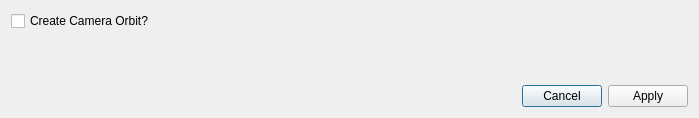
This is tomviz/AnimationHelperDialog.ui in OpenChemistry/tomviz as Qt 5 draws it before an edit. The edited form follows.
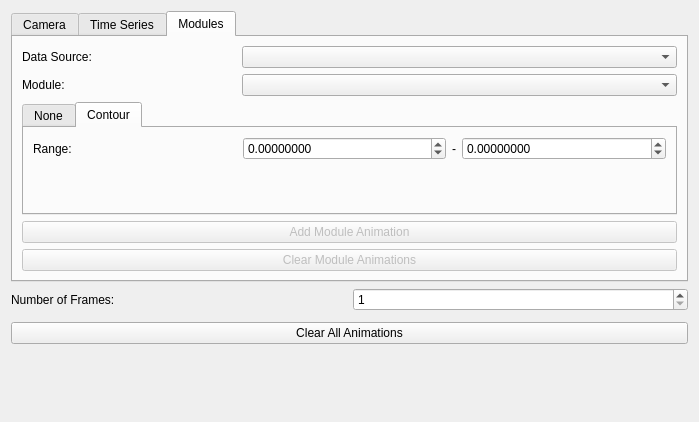
This is the edited form. The open tabs and pages were chosen to show the change.

Commit message: Add time series and modules to animation helper

Diff of the .ui file:
```diff
--- a/tomviz/AnimationHelperDialog.ui
+++ b/tomviz/AnimationHelperDialog.ui
@@ -7,24 +7,291 @@
     <x>0</x>
     <y>0</y>
     <width>699</width>
-    <height>118</height>
+    <height>422</height>
    </rect>
   </property>
   <property name="windowTitle">
    <string>Animation Helper</string>
   </property>
-  <layout class="QVBoxLayout" name="verticalLayout">
-   <item>
-    <widget class="QCheckBox" name="createCameraOrbit">
-     <property name="toolTip">
-      <string>&lt;html&gt;&lt;head/&gt;&lt;body&gt;&lt;p&gt;Create a camera orbit animation using the current camera settings.&lt;br/&gt;&lt;/p&gt;&lt;p&gt;The orbit will start at the current camera position and move to the right around the camera focal point.&lt;br/&gt;&lt;/p&gt;&lt;p&gt;Note that if any other camera animations exist for this render view, they will be removed.&lt;/p&gt;&lt;/body&gt;&lt;/html&gt;</string>
+  <layout class="QGridLayout" name="gridLayout_3">
+   <item row="2" column="0">
+    <widget class="QLabel" name="numberOfFramesLabel">
+     <property name="text">
+      <string>Number of Frames:</string>
      </property>
+     <property name="buddy">
+      <cstring>numberOfFrames</cstring>
+     </property>
+    </widget>
+   </item>
+   <item row="2" column="1">
+    <widget class="QSpinBox" name="numberOfFrames">
+     <property name="keyboardTracking">
+      <bool>false</bool>
+     </property>
+     <property name="minimum">
+      <number>1</number>
+     </property>
+     <property name="maximum">
+      <number>10000000</number>
+     </property>
+    </widget>
+   </item>
+   <item row="0" column="0" colspan="2">
+    <widget class="QTabWidget" name="AnimationTypeTabWidget">
+     <property name="currentIndex">
+      <number>0</number>
+     </property>
+     <widget class="QWidget" name="camera_tab">
+      <attribute name="title">
+       <string>Camera</string>
+      </attribute>
+      <layout class="QGridLayout" name="gridLayout_5">
+       <item row="0" column="0">
+        <widget class="QPushButton" name="createCameraOrbit">
+         <property name="toolTip">
+          <string>&lt;html&gt;&lt;head/&gt;&lt;body&gt;&lt;p&gt;Create a camera orbit animation using the current camera settings.&lt;br/&gt;&lt;/p&gt;&lt;p&gt;The orbit will start at the current camera position and move to the right around the camera focal point.&lt;br/&gt;&lt;/p&gt;&lt;p&gt;Note that if any other camera animations exist for this render view, they will be removed.&lt;/p&gt;&lt;/body&gt;&lt;/html&gt;</string>
+         </property>
+         <property name="text">
+          <string>Create Camera Orbit</string>
+         </property>
+        </widget>
+       </item>
+       <item row="1" column="0">
+        <widget class="QPushButton" name="clearCameraAnimations">
+         <property name="text">
+          <string>Clear Camera Animations</string>
+         </property>
+        </widget>
+       </item>
+       <item row="2" column="0">
+        <spacer name="verticalSpacer_2">
+         <property name="orientation">
+          <enum>Qt::Vertical</enum>
+         </property>
+         <property name="sizeHint" stdset="0">
+          <size>
+           <width>20</width>
+           <height>40</height>
+          </size>
+         </property>
+        </spacer>
+       </item>
+      </layout>
+     </widget>
+     <widget class="QWidget" name="time_series_tab">
+      <attribute name="title">
+       <string>Time Series</string>
+      </attribute>
+      <layout class="QGridLayout" name="gridLayout">
+       <item row="0" column="0">
+        <widget class="QCheckBox" name="enableTimeSeriesAnimations">
+         <property name="toolTip">
+          <string>&lt;html&gt;&lt;head/&gt;&lt;body&gt;&lt;p&gt;Uncheck to disable time series animations.&lt;/p&gt;&lt;p&gt;&lt;br/&gt;&lt;/p&gt;&lt;p&gt;This setting only applies if there is a data source with time series animations.&lt;/p&gt;&lt;/body&gt;&lt;/html&gt;</string>
+         </property>
+         <property name="text">
+          <string>Enable Time Series Animations?</string>
+         </property>
+         <property name="checked">
+          <bool>true</bool>
+         </property>
+        </widget>
+       </item>
+       <item row="1" column="0">
+        <spacer name="verticalSpacer_3">
+         <property name="orientation">
+          <enum>Qt::Vertical</enum>
+         </property>
+         <property name="sizeHint" stdset="0">
+          <size>
+           <width>20</width>
+           <height>40</height>
+          </size>
+         </property>
+        </spacer>
+       </item>
+      </layout>
+     </widget>
+     <widget class="QWidget" name="tab">
+      <attribute name="title">
+       <string>Modules</string>
+      </attribute>
+      <layout class="QGridLayout" name="gridLayout_2">
+       <item row="2" column="1">
+        <widget class="QLabel" name="selectedModuleLabel">
+         <property name="text">
+          <string>Module:</string>
+         </property>
+         <property name="buddy">
+          <cstring>selectedModule</cstring>
+         </property>
+        </widget>
+       </item>
+       <item row="3" column="1" colspan="3">
+        <widget class="QTabWidget" name="modulesTabWidget">
+         <property name="currentIndex">
+          <number>1</number>
+         </property>
+         <widget class="QWidget" name="None">
+          <attribute name="title">
+           <string>None</string>
+          </attribute>
+         </widget>
+         <widget class="QWidget" name="Contour">
+          <attribute name="title">
+           <string>Contour</string>
+          </attribute>
+          <layout class="QGridLayout" name="gridLayout_4">
+           <item row="0" column="2">
+            <widget class="QLabel" name="contourRangeHyphen">
+             <property name="sizePolicy">
+              <sizepolicy hsizetype="Fixed" vsizetype="Preferred">
+               <horstretch>0</horstretch>
+               <verstretch>0</verstretch>
+              </sizepolicy>
+             </property>
+             <property name="text">
+              <string>-</string>
+             </property>
+             <property name="buddy">
+              <cstring>contourStop</cstring>
+             </property>
+            </widget>
+           </item>
+           <item row="0" column="0">
+            <widget class="QLabel" name="contourRange">
+             <property name="text">
+              <string>Range:</string>
+             </property>
+             <property name="buddy">
+              <cstring>contourStart</cstring>
+             </property>
+            </widget>
+           </item>
+           <item row="0" column="1">
+            <widget class="QDoubleSpinBox" name="contourStart">
+             <property name="toolTip">
+              <string>&lt;html&gt;&lt;head/&gt;&lt;body&gt;&lt;p&gt;Start ISO value&lt;/p&gt;&lt;/body&gt;&lt;/html&gt;</string>
+             </property>
+             <property name="decimals">
+              <number>8</number>
+             </property>
+             <property name="minimum">
+              <double>-1000000.000000000000000</double>
+             </property>
+             <property name="maximum">
+              <double>10000000.000000000000000</double>
+             </property>
+            </widget>
+           </item>
+           <item row="0" column="3">
+            <widget class="QDoubleSpinBox" name="contourStop">
+             <property name="toolTip">
+              <string>&lt;html&gt;&lt;head/&gt;&lt;body&gt;&lt;p&gt;Stop ISO value&lt;/p&gt;&lt;/body&gt;&lt;/html&gt;</string>
+             </property>
+             <property name="decimals">
+              <number>8</number>
+             </property>
+             <property name="minimum">
+              <double>-1000000.000000000000000</double>
+             </property>
+             <property name="maximum">
+              <double>10000000.000000000000000</double>
+             </property>
+            </widget>
+           </item>
+           <item row="2" column="0" colspan="4">
+            <spacer name="verticalSpacer_5">
+             <property name="orientation">
+              <enum>Qt::Vertical</enum>
+             </property>
+             <property name="sizeHint" stdset="0">
+              <size>
+               <width>20</width>
+               <height>40</height>
+              </size>
+             </property>
+            </spacer>
+           </item>
+          </layout>
+         </widget>
+        </widget>
+       </item>
+       <item row="1" column="1">
+        <widget class="QLabel" name="selectedDataSourceLabel">
+         <property name="text">
+          <string>Data Source:</string>
+         </property>
+         <property name="buddy">
+          <cstring>selectedDataSource</cstring>
+         </property>
+        </widget>
+       </item>
+       <item row="4" column="1" colspan="3">
+        <widget class="QPushButton" name="addModuleAnimation">
+         <property name="enabled">
+          <bool>false</bool>
+         </property>
+         <property name="toolTip">
+          <string>&lt;html&gt;&lt;head/&gt;&lt;body&gt;&lt;p&gt;Add an animation for this module using the above settings.&lt;/p&gt;&lt;p&gt;&lt;br/&gt;&lt;/p&gt;&lt;p&gt;Note that each module may currently only have one animation. Any old animations for a given module will be over-written.&lt;/p&gt;&lt;/body&gt;&lt;/html&gt;</string>
+         </property>
+         <property name="text">
+          <string>Add Module Animation</string>
+         </property>
+        </widget>
+       </item>
+       <item row="5" column="1" colspan="3">
+        <widget class="QPushButton" name="clearModuleAnimations">
+         <property name="enabled">
+          <bool>false</bool>
+         </property>
+         <property name="text">
+          <string>Clear Module Animations</string>
+         </property>
+        </widget>
+       </item>
+       <item row="1" column="2" colspan="2">
+        <widget class="QComboBox" name="selectedDataSource">
+         <property name="toolTip">
+          <string>&lt;html&gt;&lt;head/&gt;&lt;body&gt;&lt;p&gt;Select a data source. Any modules that support animations and are associated with this data source will be listed below.&lt;/p&gt;&lt;/body&gt;&lt;/html&gt;</string>
+         </property>
+        </widget>
+       </item>
+       <item row="2" column="2" colspan="2">
+        <widget class="QComboBox" name="selectedModule">
+         <property name="toolTip">
+          <string>&lt;html&gt;&lt;head/&gt;&lt;body&gt;&lt;p&gt;Select a module for animation.&lt;/p&gt;&lt;p&gt;&lt;br/&gt;&lt;/p&gt;&lt;p&gt;Current supported list:&lt;br/&gt;&lt;/p&gt;&lt;p&gt;Contour&lt;/p&gt;&lt;/body&gt;&lt;/html&gt;</string>
+         </property>
+        </widget>
+       </item>
+      </layout>
+     </widget>
+    </widget>
+   </item>
+   <item row="4" column="0" colspan="2">
+    <widget class="QPushButton" name="clearAllAnimations">
      <property name="text">
-      <string>Create Camera Orbit?</string>
+      <string>Clear All Animations</string>
      </property>
     </widget>
    </item>
-   <item>
+   <item row="3" column="0" colspan="2">
+    <spacer name="verticalSpacer_4">
+     <property name="orientation">
+      <enum>Qt::Vertical</enum>
+     </property>
+     <property name="sizeType">
+      <enum>QSizePolicy::Fixed</enum>
+     </property>
+     <property name="sizeHint" stdset="0">
+      <size>
+       <width>20</width>
+       <height>5</height>
+      </size>
+     </property>
+    </spacer>
+   </item>
+   <item row="5" column="0" colspan="2">
     <spacer name="verticalSpacer">
      <property name="orientation">
       <enum>Qt::Vertical</enum>
@@ -37,16 +304,6 @@
      </property>
     </spacer>
    </item>
-   <item>
-    <widget class="QDialogButtonBox" name="buttonBox">
-     <property name="orientation">
-      <enum>Qt::Horizontal</enum>
-     </property>
-     <property name="standardButtons">
-      <set>QDialogButtonBox::Apply|QDialogButtonBox::Cancel</set>
-     </property>
-    </widget>
-   </item>
   </layout>
  </widget>
  <resources>
```
Left out of the diff: 50 changed lines with no effect on the pictures. The commit also changes 11 other files.
